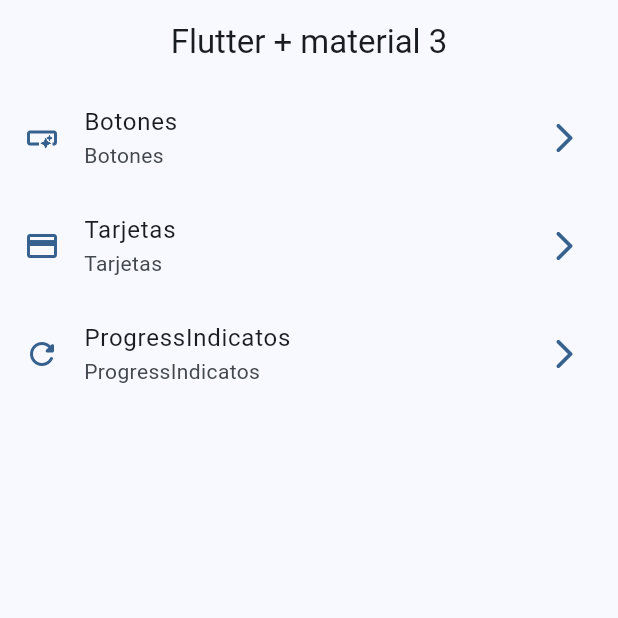
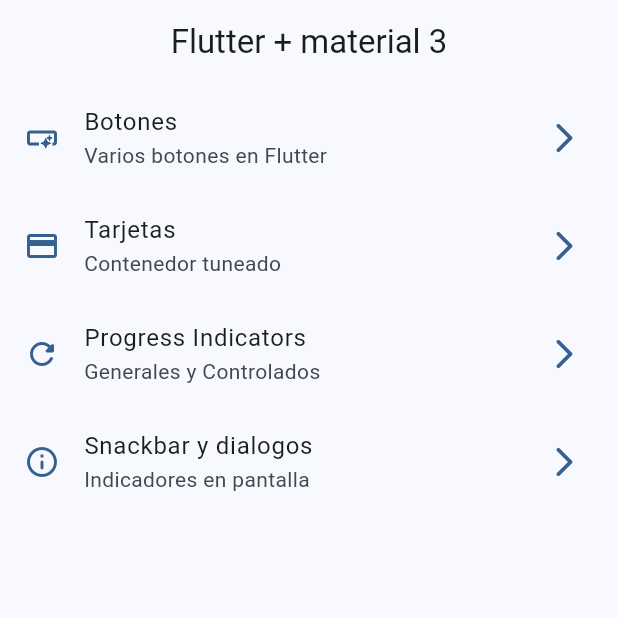
Before and after one commit to ebertmillar/widgets_app, a Flutter app: the screen it shows after launch, on a phone screen of 412 x 824 dp, the top half of it. Run offline on Flutter 3.47's test engine with Material 3 defaults, Android fonts, the phone set to English and light mode, and no system bars; our stand-ins replace go_router.

Commit message:
snackbars y dialogos implementados

```diff
--- a/lib/config/router/app_router.dart
+++ b/lib/config/router/app_router.dart
@@ -29,5 +29,11 @@ final appRouter = GoRouter(
       name: ProgressScreen.name,
       builder: (context, state) => const ProgressScreen(),
     ),
+
+    GoRoute(
+      path: '/snackbar',
+      name: SnackbarScreen.name,
+      builder: (context, state) => const SnackbarScreen(),
+    ),
   ],
 );
--- a/lib/config/theme/menu/menu_items.dart
+++ b/lib/config/theme/menu/menu_items.dart
@@ -2,13 +2,13 @@ import 'package:flutter/material.dart';
 
 class MenuItems {
   final String tittle;
-  final String subTittle;
+  final String subTitle;
   final String link;
   final IconData icon;
 
   const MenuItems(
     {required this.tittle,
-    required this.subTittle,
+    required this.subTitle,
     required this.link,
     required this.icon});
 }
@@ -16,24 +16,30 @@ class MenuItems {
  const List<MenuItems> appMenuItems = [
     MenuItems(
       tittle: 'Botones',
-      subTittle: 'VArios botones en Flutter',
+      subTitle: 'Varios botones en Flutter',
       link: '/buttons',
       icon: Icons.smart_button_outlined
     ),
 
     MenuItems(
       tittle: 'Tarjetas',
-      subTittle: 'Contenedor tuneado',
+      subTitle: 'Contenedor tuneado',
       link: '/cards',
       icon: Icons.credit_card
     ),
 
     MenuItems(
-      tittle: 'ProgressIndicatos',
-      subTittle: 'Generales y Controlados',
+      tittle: 'Progress Indicators',
+      subTitle: 'Generales y Controlados',
       link: '/progress',
       icon: Icons.refresh_rounded
     ),
 
+    MenuItems(
+      tittle: 'Snackbar y dialogos',
+      subTitle: 'Indicadores en pantalla',
+      link: '/snackbar',
+      icon: Icons.info_outline_rounded
+    ),
 
  ];
--- a/lib/main.dart
+++ b/lib/main.dart
@@ -13,6 +13,7 @@ class MainApp extends StatelessWidget {
   @override
   Widget build(BuildContext context) {
     return MaterialApp.router(
+      title: 'Flutter Widget',
       routerConfig: appRouter,
       debugShowCheckedModeBanner: false,
       theme: AppTheme(selectedColor: 0).getTheme(),
--- a/lib/presentation/screens/home/home_screen.dart
+++ b/lib/presentation/screens/home/home_screen.dart
@@ -52,7 +52,7 @@ class _CustomListTitle extends StatelessWidget {
       leading: Icon(menuItem.icon, color: colors.primary), //leading icono o widget que colocamos antes de...
       trailing: Icon(Icons.arrow_forward_ios_rounded, color: colors.primary,), //trailing wifget al final de la fila
       title: Text(menuItem.tittle),
-      subtitle: Text(menuItem.tittle),
+      subtitle: Text(menuItem.subTitle),
       onTap: (){
 
         context.push(menuItem.link);
```
Also changed, not shown: lib/presentation/screens/snackbar/snackbar_screen.dart (+68 -1 lines).
